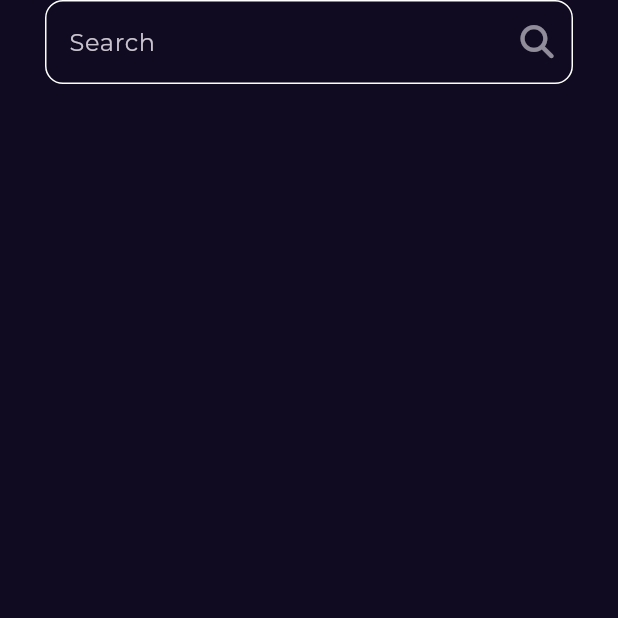
After one commit to yehiaelashmawy/bookly_app, a Flutter app: the screen it shows after launch, after a tap on an icon or button, on a phone screen of 412 x 824 dp, the top half of it. The commit adds this screen. Run offline on Flutter 3.47's test engine with Material 3 defaults, Android fonts, the phone set to English and light mode, and no system bars; our stand-ins replace font_awesome_flutter, go_router, google_fonts.

Commit message:
create custom search text feild

```diff
--- a/lib/Features/home/presentation/view/widgets/custom_appbar.dart
+++ b/lib/Features/home/presentation/view/widgets/custom_appbar.dart
@@ -1,6 +1,8 @@
+import 'package:bookly/core/utils/app_routers.dart';
 import 'package:bookly/core/utils/assets.dart';
 import 'package:flutter/material.dart';
 import 'package:font_awesome_flutter/font_awesome_flutter.dart';
+import 'package:go_router/go_router.dart';
 
 class CustomerAppBar extends StatelessWidget {
   const CustomerAppBar({super.key});
@@ -17,10 +19,12 @@ class CustomerAppBar extends StatelessWidget {
           ),
           const Spacer(),
           IconButton(
-            onPressed: () {},
+            onPressed: () {
+              GoRouter.of(context).push(AppRouters.kSearchView);
+            },
             icon: const Icon(
               FontAwesomeIcons.magnifyingGlass,
-              size: 26,
+              size: 22,
             ),
           )
         ],
--- /dev/null
+++ b/lib/Features/search/presentation/view/search_view.dart
@@ -0,0 +1,15 @@
+import 'package:bookly/Features/search/presentation/view/widgets/search_view_body.dart';
+import 'package:flutter/material.dart';
+
+class SearchView extends StatelessWidget {
+  const SearchView({super.key});
+
+  @override
+  Widget build(BuildContext context) {
+    return const Scaffold(
+      body: SafeArea(
+        child: SearchViewBody(),
+      ),
+    );
+  }
+}
--- /dev/null
+++ b/lib/Features/search/presentation/view/widgets/custom_search_text_feild.dart
@@ -0,0 +1,35 @@
+import 'package:flutter/material.dart';
+import 'package:font_awesome_flutter/font_awesome_flutter.dart';
+
+class CustomSearchTextFeild extends StatelessWidget {
+  const CustomSearchTextFeild({super.key});
+
+  @override
+  Widget build(BuildContext context) {
+    return TextField(
+      decoration: InputDecoration(
+          enabledBorder: buildOutLineInputBorder(),
+          focusedBorder: buildOutLineInputBorder(),
+          hintText: 'Search',
+          suffixIcon: IconButton(
+            onPressed: () {},
+            icon: const Opacity(
+              opacity: 0.7,
+              child: Icon(
+                FontAwesomeIcons.magnifyingGlass,
+                size: 22,
+              ),
+            ),
+          )),
+    );
+  }
+
+  OutlineInputBorder buildOutLineInputBorder() {
+    return OutlineInputBorder(
+      borderSide: const BorderSide(
+        color: Colors.white,
+      ),
+      borderRadius: BorderRadius.circular(12),
+    );
+  }
+}
--- /dev/null
+++ b/lib/Features/search/presentation/view/widgets/search_view_body.dart
@@ -0,0 +1,18 @@
+import 'package:bookly/Features/search/presentation/view/widgets/custom_search_text_feild.dart';
+import 'package:flutter/material.dart';
+
+class SearchViewBody extends StatelessWidget {
+  const SearchViewBody({super.key});
+
+  @override
+  Widget build(BuildContext context) {
+    return const Padding(
+      padding: EdgeInsets.symmetric(horizontal: 30.0),
+      child: Column(
+        children: [
+          CustomSearchTextFeild(),
+        ],
+      ),
+    );
+  }
+}
--- a/lib/core/utils/app_routers.dart
+++ b/lib/core/utils/app_routers.dart
@@ -1,11 +1,13 @@
 import 'package:bookly/Features/home/presentation/view/book_detials_view.dart';
 import 'package:bookly/Features/home/presentation/view/home_view.dart';
+import 'package:bookly/Features/search/presentation/view/search_view.dart';
 import 'package:bookly/Features/splash/presentation/views/splash_view.dart';
 import 'package:go_router/go_router.dart';
 
 abstract class AppRouters {
   static const kHomeView = '/homeView';
   static const kBookDetailsView = '/bookDetailsView';
+  static const kSearchView = '/searchView';
   static final router = GoRouter(
     routes: [
       GoRoute(
@@ -20,6 +22,10 @@ abstract class AppRouters {
         path: kBookDetailsView,
         builder: (context, state) => const BookDetailsView(),
       ),
+      GoRoute(
+        path: kSearchView,
+        builder: (context, state) => const SearchView(),
+      ),
     ],
   );
 }
```
